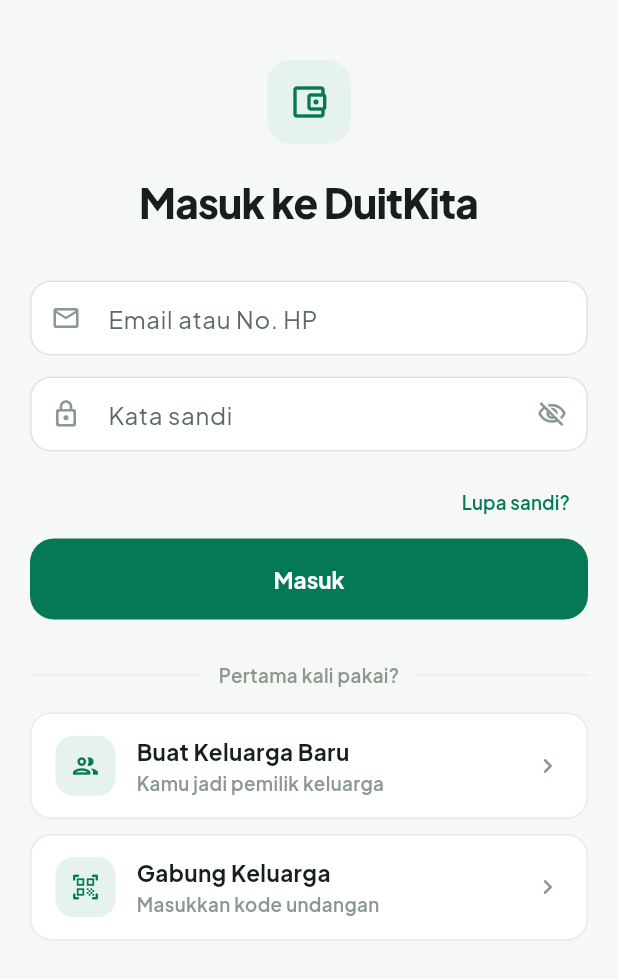
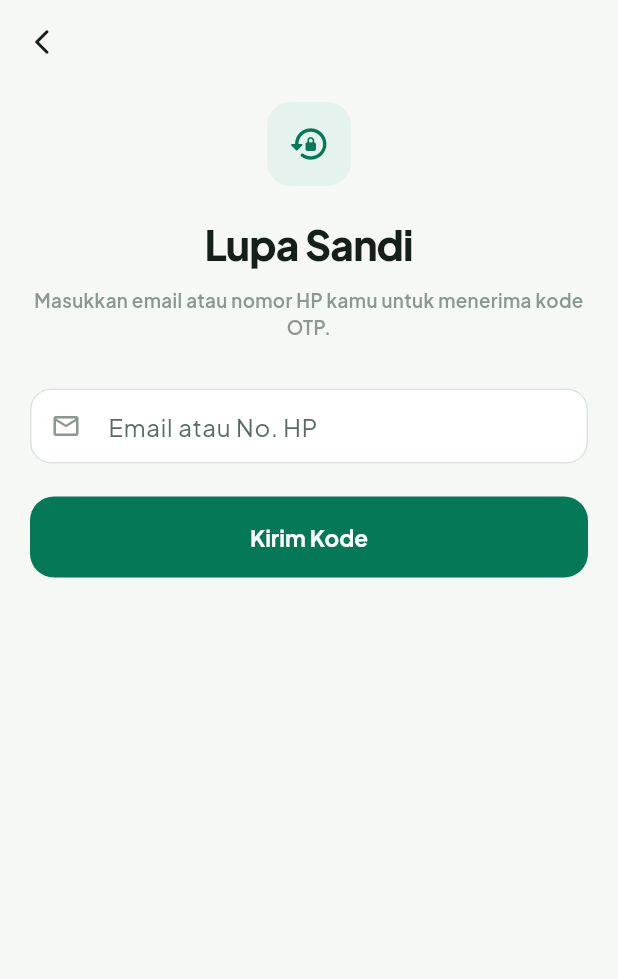
Before and after one commit to Ikhsandi-Ramadani/duitkita, a Flutter app: the screen it shows after launch, after a tap on "Lupa sandi?", on a phone screen of 412 x 824 dp. Shown: the top 979 px of the screen. Run offline on Flutter 3.47's test engine with Material 3 defaults, Android fonts, the phone set to English and light mode, and no system bars; our stand-ins replace dio, drift, drift_flutter, fl_chart, flutter_riverpod, flutter_secure_storage and 5 more; accounts and stored records are empty; generated files the repository leaves out were written again; network calls fail.

Commit message:
feat: forgot password flow, share invite code via native share sheet

```diff
--- a/mobile/lib/core/router/app_router.dart
+++ b/mobile/lib/core/router/app_router.dart
@@ -13,6 +13,7 @@
 import '../../features/splash/splash_screen.dart';
 import '../../features/auth/create_family_screen.dart';
 import '../../features/auth/join_family_screen.dart';
+import '../../features/auth/forgot_password_screen.dart';
 import '../../features/budget/budget_screen.dart';
 import '../../features/goals/goals_screen.dart';
 import '../../features/debts/debts_screen.dart';
@@ -39,6 +40,7 @@
       // No session user → force login
       if (userId == null) {
         if (loc.startsWith('/login')) return null;
+        if (loc.startsWith('/forgot-password')) return null;
         return '/login';
       }
 
@@ -74,6 +76,10 @@
             builder: (context, state) => const JoinFamilyScreen(),
           ),
         ],
+      ),
+      GoRoute(
+        path: '/forgot-password',
+        builder: (context, state) => const ForgotPasswordScreen(),
       ),
 
       // Main shell with bottom nav (4 branches)
--- /dev/null
+++ b/mobile/lib/features/auth/forgot_password_screen.dart
@@ -0,0 +1,369 @@
+import 'package:dio/dio.dart';
+import 'package:flutter/material.dart';
+import 'package:flutter_riverpod/flutter_riverpod.dart';
+import 'package:go_router/go_router.dart';
+import 'package:google_fonts/google_fonts.dart';
+import '../../core/theme/app_colors.dart';
+import '../../core/theme/app_text.dart';
+import '../../data/providers.dart';
+
+class ForgotPasswordScreen extends ConsumerStatefulWidget {
+  const ForgotPasswordScreen({super.key});
+
+  @override
+  ConsumerState<ForgotPasswordScreen> createState() => _ForgotPasswordScreenState();
+}
+
+class _ForgotPasswordScreenState extends ConsumerState<ForgotPasswordScreen> {
+  // Step 1: identifier input
+  final _identifierCtrl = TextEditingController();
+
+  // Step 2: OTP + new password
+  final _otpCtrl        = TextEditingController();
+  final _passCtrl       = TextEditingController();
+  final _confirmCtrl    = TextEditingController();
+
+  int    _step      = 1;
+  bool   _loading   = false;
+  bool   _obscure   = true;
+  bool   _obscure2  = true;
+  String? _error;
+  String? _identifier; // locked after step 1
+
+  @override
+  void dispose() {
+    _identifierCtrl.dispose();
+    _otpCtrl.dispose();
+    _passCtrl.dispose();
+    _confirmCtrl.dispose();
+    super.dispose();
+  }
+
+  // -------------------------------------------------------------------------
+  // Step 1 — request OTP
+  // -------------------------------------------------------------------------
+  Future<void> _onSendOtp() async {
+    final id = _identifierCtrl.text.trim();
+    if (id.isEmpty) {
+      setState(() => _error = 'Masukkan email atau nomor HP.');
+      return;
+    }
+
+    setState(() { _loading = true; _error = null; });
+    try {
+      final api  = ref.read(apiClientProvider);
+      final data = await api.forgotPassword(id);
+
+      // DEV: show OTP in a snackbar so testers can see it without email.
+      final otp = data['otp'] as String?;
+      if (otp != null && mounted) {
+        ScaffoldMessenger.of(context).showSnackBar(
+          SnackBar(
+            content: Text('DEV — OTP kamu: $otp'),
+            duration: const Duration(seconds: 10),
+          ),
+        );
+      }
+
+      setState(() {
+        _loading    = false;
+        _step       = 2;
+        _identifier = id;
+      });
+    } on DioException catch (e) {
+      final msg = e.response?.data is Map
+          ? (e.response!.data['message'] as String?)
+          : null;
+      setState(() {
+        _loading = false;
+        _error   = msg ?? 'Gagal mengirim kode. Periksa koneksi kamu.';
+      });
+    } catch (e) {
+      setState(() { _loading = false; _error = 'Error: $e'; });
+    }
+  }
+
+  // -------------------------------------------------------------------------
+  // Step 2 — verify OTP and reset password
+  // -------------------------------------------------------------------------
+  Future<void> _onResetPassword() async {
+    final otp  = _otpCtrl.text.trim();
+    final pass = _passCtrl.text;
+    final conf = _confirmCtrl.text;
+
+    if (otp.length != 6) {
+      setState(() => _error = 'Masukkan 6 digit kode OTP.');
+      return;
+    }
+    if (pass.length < 8) {
+      setState(() => _error = 'Password minimal 8 karakter.');
+      return;
+    }
+    if (pass != conf) {
+      setState(() => _error = 'Konfirmasi password tidak cocok.');
+      return;
+    }
+
+    setState(() { _loading = true; _error = null; });
+    try {
+      final api = ref.read(apiClientProvider);
+      await api.resetPassword({
+        'identifier':            _identifier,
+        'otp':                   otp,
+        'password':              pass,
+        'password_confirmation': conf,
+      });
+
+      if (!mounted) return;
+      ScaffoldMessenger.of(context).showSnackBar(
+        const SnackBar(content: Text('Password berhasil diubah. Silakan login.')),
+      );
+      context.go('/login');
+    } on DioException catch (e) {
+      final msg = e.response?.data is Map
+          ? (e.response!.data['message'] as String?)
+          : null;
+      setState(() {
+        _loading = false;
+        _error   = msg ?? 'Gagal mereset password.';
+      });
+    } catch (e) {
+      setState(() { _loading = false; _error = 'Error: $e'; });
+    }
+  }
+
+  // -------------------------------------------------------------------------
+  // Build
+  // -------------------------------------------------------------------------
+  @override
+  Widget build(BuildContext context) {
+    final colors = context.appColors;
+
+    return Scaffold(
+      backgroundColor: colors.appBg,
+      appBar: AppBar(
+        backgroundColor: colors.appBg,
+        elevation: 0,
+        leading: IconButton(
+          icon: Icon(Icons.arrow_back_ios_new_rounded, color: colors.text, size: 20),
+          onPressed: () {
+            if (_step == 2) {
+              setState(() { _step = 1; _error = null; });
+            } else {
+              context.pop();
+            }
+          },
+        ),
+      ),
+      body: SafeArea(
+        child: SingleChildScrollView(
+          padding: const EdgeInsets.symmetric(horizontal: 20),
+          child: Column(
+            crossAxisAlignment: CrossAxisAlignment.stretch,
+            children: [
+              const SizedBox(height: 12),
+              // Icon
+              Center(
+                child: Container(
+                  width: 56,
+                  height: 56,
+                  decoration: BoxDecoration(
+                    color: colors.primaryTint,
+                    borderRadius: BorderRadius.circular(16),
+                  ),
+                  child: Icon(Icons.lock_reset_rounded, color: colors.primary, size: 28),
+                ),
+              ),
+              const SizedBox(height: 20),
+              Center(
+                child: Text(
+                  _step == 1 ? 'Lupa Sandi' : 'Reset Password',
+                  style: GoogleFonts.plusJakartaSans(
+                    fontSize: 27,
+                    fontWeight: FontWeight.w800,
+                    letterSpacing: -0.02 * 27,
+                    color: colors.text,
+                  ),
+                ),
+              ),
+              const SizedBox(height: 8),
+              Center(
+                child: Text(
+                  _step == 1
+                      ? 'Masukkan email atau nomor HP kamu untuk menerima kode OTP.'
+                      : 'Masukkan kode OTP yang dikirim, lalu buat password baru.',
+                  textAlign: TextAlign.center,
+                  style: AppText.label(color: colors.text3),
+                ),
+              ),
+              const SizedBox(height: 32),
+
+              if (_step == 1) ...[
+                _InputField(
+                  controller: _identifierCtrl,
+                  label: 'Email atau No. HP',
+                  icon: Icons.email_outlined,
+                  keyboardType: TextInputType.emailAddress,
+                ),
+              ] else ...[
+                // OTP field
+                _InputField(
+                  controller: _otpCtrl,
+                  label: 'Kode OTP (6 digit)',
+                  icon: Icons.pin_outlined,
+                  keyboardType: TextInputType.number,
+                ),
+                const SizedBox(height: 12),
+                // New password
+                _InputField(
+                  controller: _passCtrl,
+                  label: 'Password baru',
+                  icon: Icons.lock_outline_rounded,
+                  obscure: _obscure,
+                  suffix: IconButton(
+                    icon: Icon(
+                      _obscure ? Icons.visibility_off_outlined : Icons.visibility_outlined,
+                      size: 20,
+                      color: colors.text3,
+                    ),
+                    onPressed: () => setState(() => _obscure = !_obscure),
+                  ),
+                ),
+                const SizedBox(height: 12),
+                // Confirm password
+                _InputField(
+                  controller: _confirmCtrl,
+                  label: 'Konfirmasi password',
+                  icon: Icons.lock_outline_rounded,
+                  obscure: _obscure2,
+                  suffix: IconButton(
+                    icon: Icon(
+                      _obscure2 ? Icons.visibility_off_outlined : Icons.visibility_outlined,
+                      size: 20,
+                      color: colors.text3,
+                    ),
+                    onPressed: () => setState(() => _obscure2 = !_obscure2),
+                  ),
+                ),
+              ],
+
+              if (_error != null) ...[
+                const SizedBox(height: 12),
+                Container(
+                  padding: const EdgeInsets.symmetric(horizontal: 12, vertical: 10),
+                  decoration: BoxDecoration(
+                    color: colors.expenseTint,
+                    borderRadius: BorderRadius.circular(10),
+                  ),
+                  child: Text(_error!, style: AppText.label(color: colors.expense)),
+                ),
+              ],
+
+              const SizedBox(height: 20),
+
+              SizedBox(
+                height: 54,
+                child: ElevatedButton(
+                  onPressed: _loading
+                      ? null
+                      : (_step == 1 ? _onSendOtp : _onResetPassword),
+                  style: ElevatedButton.styleFrom(
+                    backgroundColor: colors.primary,
+                    shape: RoundedRectangleBorder(
+                        borderRadius: BorderRadius.circular(16)),
+                  ),
+                  child: _loading
+                      ? const SizedBox(
+                          width: 20,
+                          height: 20,
+                          child: CircularProgressIndicator(
+                              color: Colors.white, strokeWidth: 2),
+                        )
+                      : Text(
+                          _step == 1 ? 'Kirim Kode' : 'Ubah Password',
+                          style: GoogleFonts.plusJakartaSans(
+                            fontSize: 15,
+                            fontWeight: FontWeight.w700,
+                            color: Colors.white,
+                          ),
+                        ),
+                ),
+              ),
+
+              if (_step == 2) ...[
+                const SizedBox(height: 16),
+                Center(
+                  child: TextButton(
+                    onPressed: _loading ? null : () {
+                      setState(() { _step = 1; _error = null; _otpCtrl.clear(); });
+                    },
+                    child: Text('Kirim ulang kode', style: AppText.label(color: colors.primary)),
+                  ),
+                ),
+              ],
+
+              const SizedBox(height: 32),
+            ],
+          ),
+        ),
+      ),
+    );
+  }
+}
+
+// ---------------------------------------------------------------------------
+// Reusable input field (same style as login_screen.dart)
+// ---------------------------------------------------------------------------
+class _InputField extends StatelessWidget {
+  const _InputField({
+    required this.controller,
+    required this.label,
+    required this.icon,
+    this.keyboardType,
+    this.obscure = false,
+    this.suffix,
+  });
+
+  final TextEditingController controller;
+  final String                 label;
+  final IconData               icon;
+  final TextInputType?         keyboardType;
+  final bool                   obscure;
+  final Widget?                suffix;
+
+  @override
+  Widget build(BuildContext context) {
+    final colors = context.appColors;
+
+    return SizedBox(
+      height: 52,
+      child: TextField(
+        controller:   controller,
+        keyboardType: keyboardType,
+        obscureText:  obscure,
+        style:        AppText.body(color: colors.text),
+        decoration: InputDecoration(
+          labelText:  label,
+          prefixIcon: Icon(icon, size: 20, color: colors.text3),
+          suffixIcon: suffix,
+          contentPadding:
+              const EdgeInsets.symmetric(horizontal: 16, vertical: 14),
+          filled:    true,
+          fillColor: colors.surface,
+          border: OutlineInputBorder(
+            borderRadius: BorderRadius.circular(14),
+            borderSide:   BorderSide(color: colors.border2),
+          ),
+          enabledBorder: OutlineInputBorder(
+            borderRadius: BorderRadius.circular(14),
+            borderSide:   BorderSide(color: colors.border2),
+          ),
+          focusedBorder: OutlineInputBorder(
+            borderRadius: BorderRadius.circular(14),
+            borderSide:   BorderSide(color: colors.primary, width: 1.5),
+          ),
+        ),
+      ),
+    );
+  }
+}
--- a/mobile/lib/features/auth/login_screen.dart
+++ b/mobile/lib/features/auth/login_screen.dart
@@ -92,7 +92,7 @@
               Align(
                 alignment: Alignment.centerRight,
                 child: TextButton(
-                  onPressed: () {}, // no-op
+                  onPressed: () => context.push('/forgot-password'),
                   child: Text('Lupa sandi?',
                       style: AppText.label(color: colors.primary)),
                 ),
--- a/mobile/pubspec.yaml
+++ b/mobile/pubspec.yaml
@@ -24,6 +24,7 @@
   dio: ^5.9.2
   flutter_secure_storage: ^10.3.1
   image_picker: ^1.1.2
+  share_plus: ^10.0.0
   path: ^1.9.0
   # lucide_icons 0.257.0 incompatible with Dart 3.12 (IconData is now final)
   # Using Material Icons as fallback
```
Also changed, not shown: mobile/lib/data/api/api_client.dart (+10 -0 lines), mobile/lib/features/profile/profile_screen.dart (+7 -1 lines), mobile/pubspec.lock, 4 other files.
